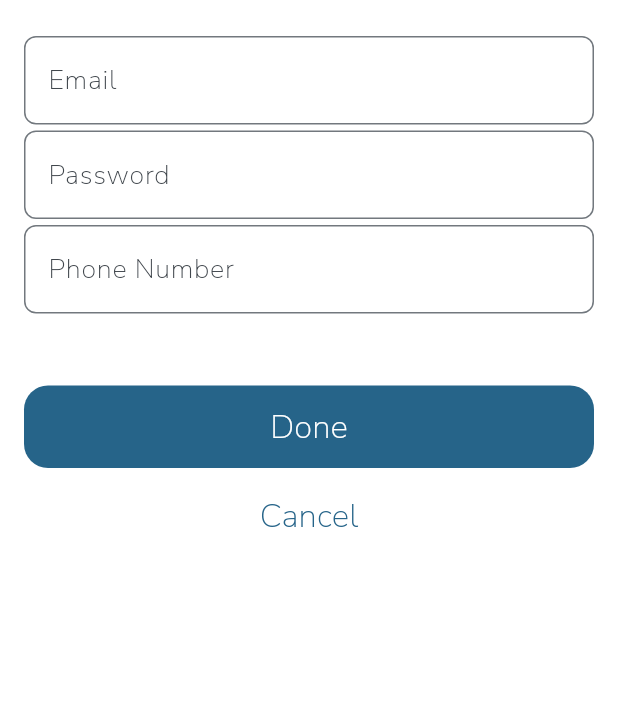
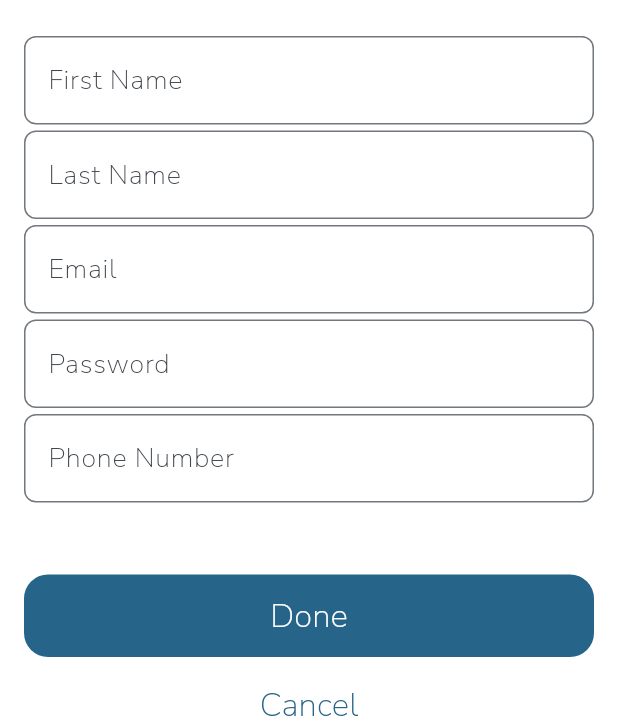
Before and after one commit to MI-Thierry/HermGen, a Flutter app: the CreateAccountPage screen opened directly, on a phone screen of 412 x 824 dp, the part 513-1236 px from its top. Run offline on Flutter 3.47's test engine with Material 3 defaults, Android fonts, the phone set to English and light mode, and no system bars; our stand-ins replace carousel_slider, flutter_secure_storage, go_router, google_fonts; accounts and stored records are empty.

Commit message:
feat: Add bottom navigation and routing
- Added `go_router` for navigation and `provider` for state management.
- Implemented `AuthStateProvider` with `flutter_secure_storage` to handle and persist authentication state.
- Introduced `LayoutScaffold` with a bottom navigation bar for Home, Wishlist, Categories, Cart, and Profile.
- Created placeholder pages for each of the navigation bar sections.
- Updated `login_page.dart` and `create_account_page.dart` to use `AuthStateProvider`.
- Configured routing and authentication redirects in `app.dart`.

```diff
--- /dev/null
+++ b/lib/features/auth/auth_state.dart
@@ -0,0 +1,21 @@
+class AuthState {
+  bool isAuthorized;
+  String? surName;
+  String? givenName;
+  String? phoneNumber;
+
+  AuthState({
+    required this.isAuthorized,
+    required this.surName,
+    required this.givenName,
+    required this.phoneNumber,
+  });
+
+  AuthState.unauthorized()
+    : this(
+        isAuthorized: false,
+        surName: null,
+        givenName: null,
+        phoneNumber: null,
+      );
+}
--- a/lib/features/auth/create_account_page.dart
+++ b/lib/features/auth/create_account_page.dart
@@ -1,5 +1,8 @@
 import 'package:flutter/material.dart';
+import 'package:go_router/go_router.dart';
+import 'package:hermgen/features/auth/auth_state_provider.dart';
 import 'package:hermgen/features/auth/welcome_cards_page.dart';
+import 'package:provider/provider.dart';
 
 class CreateAccountPage extends StatefulWidget {
   const CreateAccountPage({super.key});
@@ -11,6 +14,12 @@ class CreateAccountPage extends StatefulWidget {
 }
 
 class _CreateAccountPageState extends State<CreateAccountPage> {
+  final _emailController = TextEditingController();
+  final _givenNameController = TextEditingController();
+  final _surnameController = TextEditingController();
+  final _phoneNumberController = TextEditingController();
+  final _passwordController = TextEditingController();
+
   final _validEmailRegex = r'^[a-zA-Z0-9._%+-]+@[a-zA-Z0-9.-]+\.[a-zA-Z]{2,}$';
   final _strongPasswordRegex =
       r"^(?=.*[a-z])(?=.*[A-Z])(?=.*\d)(?=.*[@\(\)!\%*?&]).{8,}$";
@@ -23,6 +32,7 @@ class _CreateAccountPageState extends State<CreateAccountPage> {
 
   @override
   Widget build(BuildContext context) {
+    var authStateProvider = Provider.of<AuthStateProvider>(context);
     return Container(
       decoration: BoxDecoration(color: Colors.white),
       child: Container(
@@ -59,6 +69,37 @@ class _CreateAccountPageState extends State<CreateAccountPage> {
                       crossAxisAlignment: CrossAxisAlignment.stretch,
                       children: <Widget>[
                         TextFormField(
+                          controller: _surnameController,
+                          validator: (name) {
+                            if (name == null || name.isEmpty) {
+                              return 'Please enter your first name';
+                            }
+                            return null;
+                          },
+                          keyboardType: TextInputType.text,
+                          decoration: InputDecoration(
+                            label: const Text('First Name'),
+                            border: _border,
+                          ),
+                        ),
+
+                        TextFormField(
+                          controller: _givenNameController,
+                          validator: (name) {
+                            if (name == null || name.isEmpty) {
+                              return 'Please enter your last name';
+                            }
+                            return null;
+                          },
+                          keyboardType: TextInputType.text,
+                          decoration: InputDecoration(
+                            label: const Text('Last Name'),
+                            border: _border,
+                          ),
+                        ),
+
+                        TextFormField(
+                          controller: _emailController,
                           validator: (email) {
                             if (email == null || email.isEmpty) {
                               return 'Please enter you email';
@@ -76,6 +117,7 @@ class _CreateAccountPageState extends State<CreateAccountPage> {
                           ),
                         ),
                         TextFormField(
+                          controller: _passwordController,
                           validator: (password) {
                             if (password == null || password.isEmpty) {
                               return 'Please enter you password';
@@ -94,6 +136,7 @@ class _CreateAccountPageState extends State<CreateAccountPage> {
                           ),
                         ),
                         TextFormField(
+                          controller: _phoneNumberController,
                           validator: (phone) {
                             if (phone == null || phone.isEmpty) {
                               return 'Please enter you phone number.';
@@ -112,13 +155,16 @@ class _CreateAccountPageState extends State<CreateAccountPage> {
                         ),
                         SizedBox(height: 40),
                         FilledButton(
-                          onPressed: () {
+                          onPressed: () async {
                             if (_formKey.currentState!.validate()) {
-                              Navigator.of(context).push(
-                                MaterialPageRoute(
-                                  builder: (context) => WelcomeCardsPage(),
-                                ),
+                              await authStateProvider.updateAuthenticationState(
+                                surname: _surnameController.text,
+                                givenName: _givenNameController.text,
+                                phoneNumber: _phoneNumberController.text,
                               );
+                              if (context.mounted) {
+                                context.go('/welcome');
+                              }
                             }
                           },
 
--- a/lib/features/auth/welcome_cards/ready_card.dart
+++ b/lib/features/auth/welcome_cards/ready_card.dart
@@ -1,4 +1,5 @@
 import 'package:flutter/material.dart';
+import 'package:go_router/go_router.dart';
 
 class ReadyCard extends StatelessWidget {
   const ReadyCard({super.key});
@@ -36,7 +37,9 @@ class ReadyCard extends StatelessWidget {
                   textAlign: TextAlign.center,
                 ),
                 FilledButton(
-                  onPressed: () {},
+                  onPressed: () {
+                    context.go('/');
+                  },
                   style: FilledButton.styleFrom(
                     shape: RoundedRectangleBorder(
                       borderRadius: BorderRadiusGeometry.circular(16),
```
Also changed, not shown: lib/app.dart (+85 -3 lines), lib/features/auth/auth_state_provider.dart (added, +40 -0 lines), lib/features/auth/login_page.dart (+11 -4 lines), lib/features/cart/cart_page.dart (added, +12 -0 lines), lib/features/categories/categories_page.dart (added, +15 -0 lines), lib/features/home/home_page.dart (added, +12 -0 lines), lib/features/profile/profile_page.dart (added, +15 -0 lines), lib/features/shared/custom_icons.dart (added, +10 -0 lines), lib/features/shared/layout_scaffold.dart (added, +74 -0 lines), lib/features/wishlist/wishlist_page.dart (added, +15 -0 lines), lib/main.dart (+11 -1 lines), pubspec.yaml (+8 -9 lines), assets/icons/article.png (added), assets/icons/cart.png (added), 3 more files.
